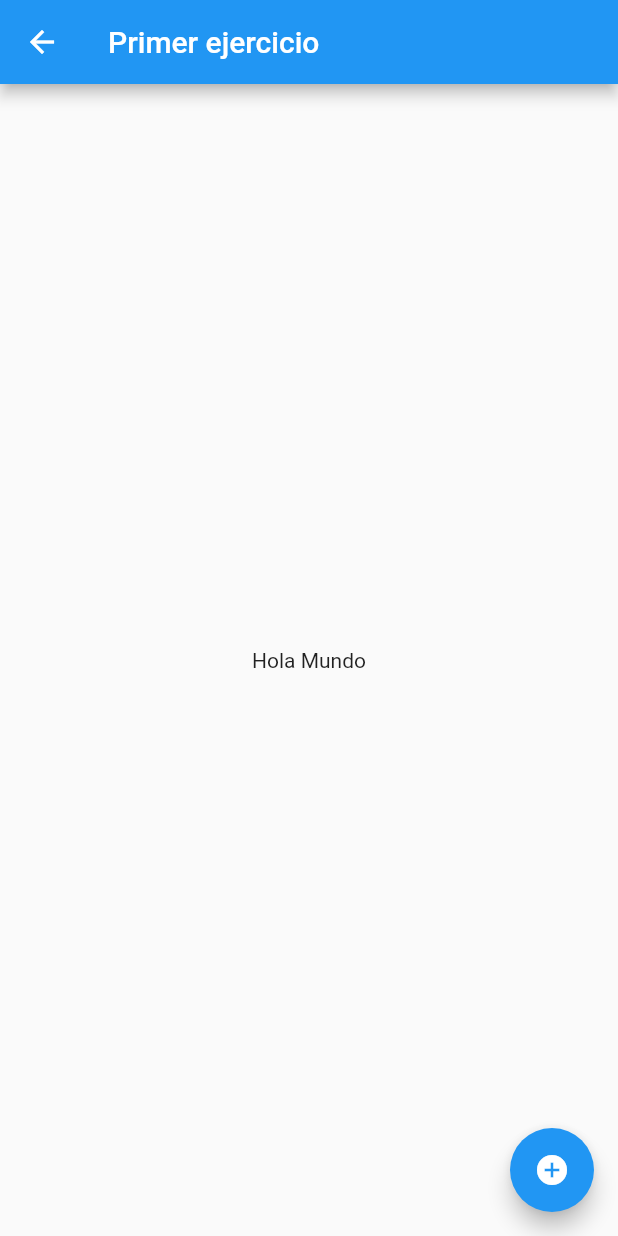
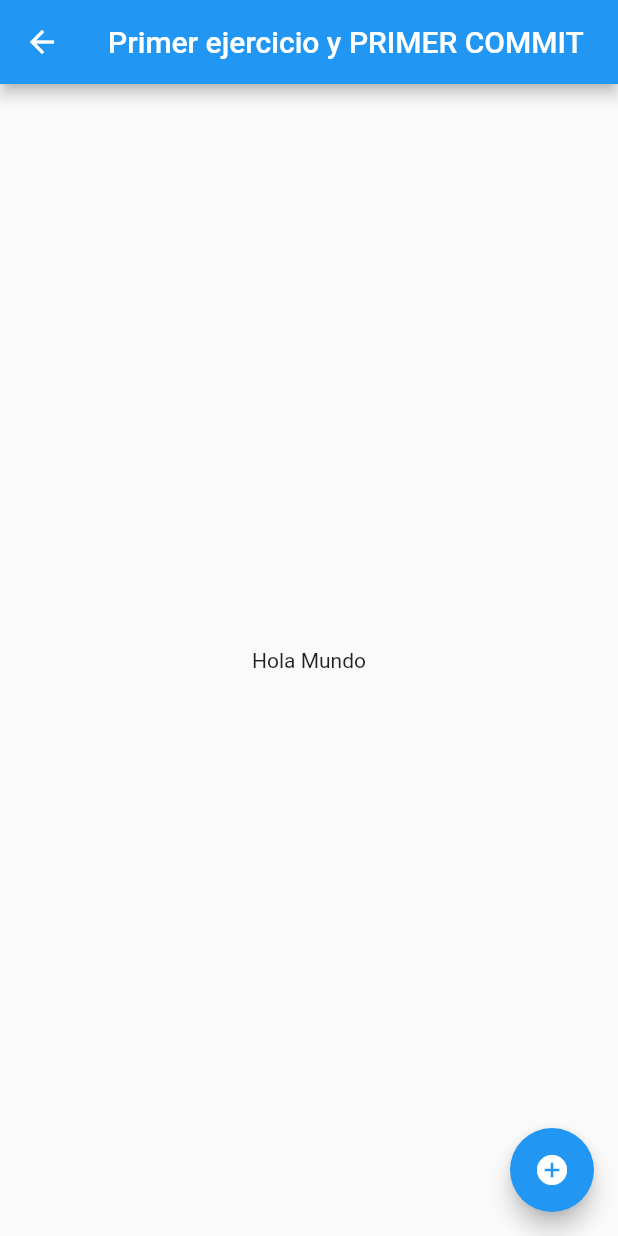
Before and after one commit to AldoSanther/CV3A, a Flutter app: the PantallaPrincipal screen opened directly, on a phone screen of 412 x 824 dp. Run offline on Flutter 3.47's test engine with Material 2 defaults, Android fonts, the phone set to English and light mode, and no system bars.

Commit message:
Cambiar el titulo de mi Screen

```diff
--- a/lib/main.dart
+++ b/lib/main.dart
@@ -28,7 +28,7 @@ class PantallaPrincipal extends StatelessWidget {
   Widget build(BuildContext context) {
     return Scaffold(
       appBar: AppBar(
-        title: const Text('Primer ejercicio'),
+        title: const Text('Primer ejercicio y PRIMER COMMIT'),
       ),
       body: const Center(
         child: Text('Hola Mundo'),
```
